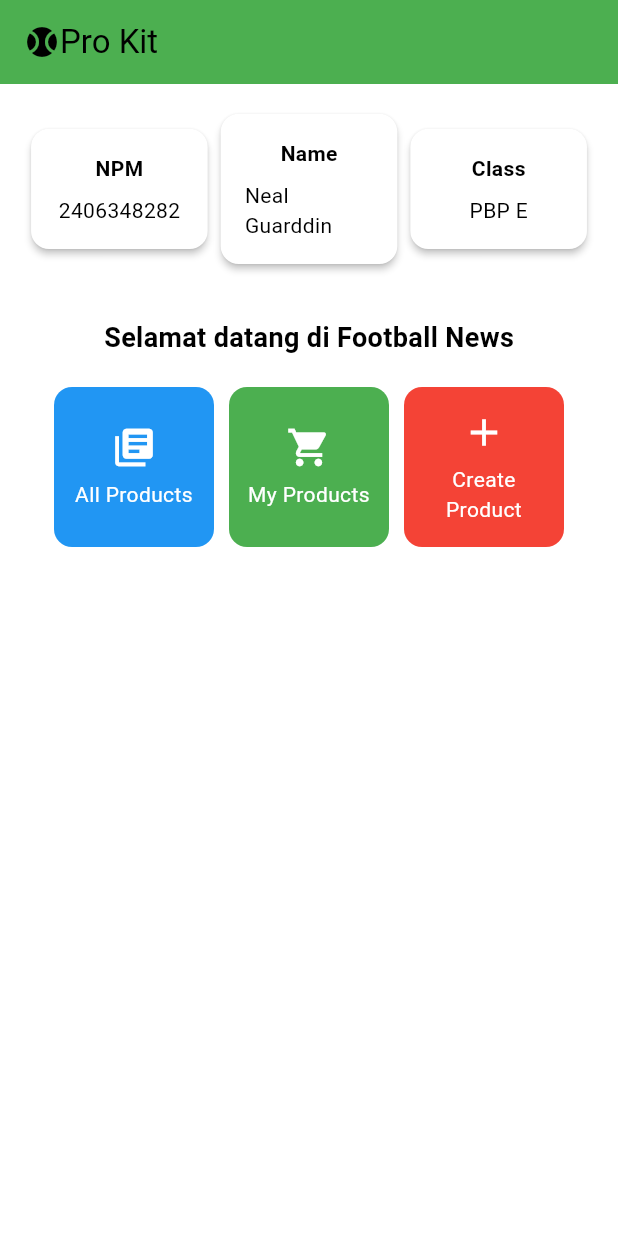
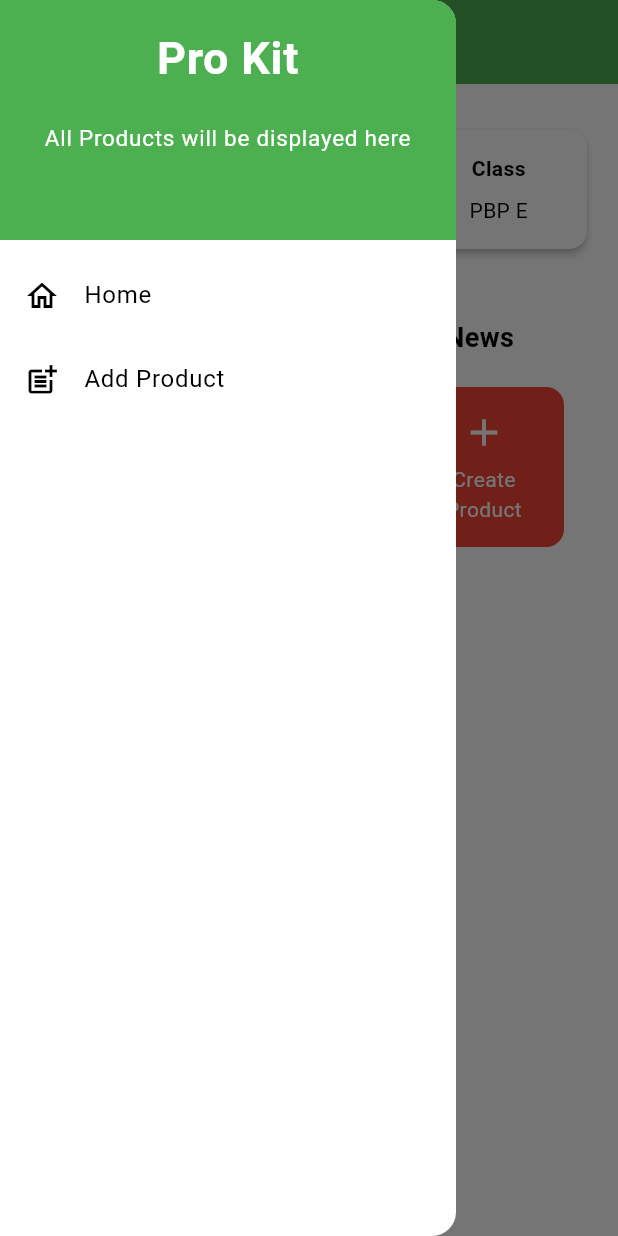
Before and after one commit to CerebrumCoder/pro-kit-mobile, a Flutter app: the screen it shows after launch, with the side drawer open (before the commit the screen has no drawer), on a phone screen of 412 x 824 dp. Run offline on Flutter 3.47's test engine with Material 3 defaults, Android fonts, the phone set to English and light mode, and no system bars.

Commit message:
Tugas 8 Selesai

```diff
--- a/lib/main.dart
+++ b/lib/main.dart
@@ -1,9 +1,11 @@
 import 'package:flutter/material.dart';
+import 'package:pro_kit/screen/base.dart';
 
 void main() {
   runApp(const ProKitApp());
 }
 
+// Ini hanya run BasePage sebagai home page dari aplikasi Pro Kit.
 class ProKitApp extends StatelessWidget {
   const ProKitApp({super.key});
 
@@ -21,184 +23,3 @@ class ProKitApp extends StatelessWidget {
     );
   }
 }
-
-class BasePage extends StatelessWidget {
-  BasePage({super.key});
-
-  final String nama = "Neal Guarddin";
-  final String npm = "2406348282";
-  final String kelas = "PBP E";
-
-  final List<ItemHomepage> items = [
-    ItemHomepage("All Products", Icons.my_library_books, Colors.blue),
-    ItemHomepage("My Products", Icons.shopping_cart, Colors.green),
-    ItemHomepage("Create Product", Icons.add, Colors.red),
-  ];
-
-  @override
-  Widget build(BuildContext context) {
-    return Scaffold(
-      appBar: AppBar(
-        title: Row(
-          children: [
-            Icon(Icons.sports_baseball_rounded),
-            Text("Pro Kit")
-          ],
-        ),
-
-        backgroundColor: Theme.of(context).colorScheme.primary,
-      ),
-      body: Padding(
-        padding: const EdgeInsets.all(16.0),
-        child: Column(
-          crossAxisAlignment: CrossAxisAlignment.center,
-          children: [
-            Row(
-              mainAxisAlignment: MainAxisAlignment.spaceEvenly,
-              children: [
-                InfoCard(title: 'NPM', content: npm),
-                InfoCard(title: 'Name', content: nama),
-                InfoCard(title: 'Class', content: kelas),
-              ],
-            ),
-
-            // Memberikan jarak vertikal 16 unit.
-            const SizedBox(height: 16.0),
-            // Menempatkan widget berikutnya di tengah halaman.
-            Center(
-              child: Column(
-                // Menyusun teks dan grid item secara vertikal.
-
-                children: [
-                  // Menampilkan teks sambutan dengan gaya tebal dan ukuran 18.
-                  const Padding(
-                    padding: EdgeInsets.only(top: 16.0),
-                    child: Text(
-                      'Selamat datang di Football News',
-                      style: TextStyle(
-                        fontWeight: FontWeight.bold,
-                        fontSize: 18.0,
-                      ),
-                    ),
-                  ),
-
-                  // Grid untuk menampilkan ItemCard dalam bentuk grid 3 kolom.
-                  GridView.count(
-                    primary: true,
-                    padding: const EdgeInsets.all(20),
-                    crossAxisSpacing: 10,
-                    mainAxisSpacing: 10,
-                    crossAxisCount: 3,
-                    // Agar grid menyesuaikan tinggi kontennya.
-                    shrinkWrap: true,
-
-                    // Menampilkan ItemCard untuk setiap item dalam list items.
-                    children: items.map((ItemHomepage item) {
-                      return ItemCard(item);
-                    }).toList(),
-                  ),
-                ],
-              ),
-            ),
-
-          ],
-        ),
-      ),
-    );
-  }
-}
-
-class InfoCard extends StatelessWidget {
-  // Kartu informasi yang menampilkan title dan content.
-
-  final String title;  // Judul kartu.
-  final String content;  // Isi kartu.
-
-  const InfoCard({super.key, required this.title, required this.content});
-
-  @override
-  Widget build(BuildContext context) {
-    return Card(
-      // Membuat kotak kartu dengan bayangan dibawahnya.
-      elevation: 2.0,
-      child: Container(
-        // Mengatur ukuran dan jarak di dalam kartu.
-        width: MediaQuery.of(context).size.width / 3.5, // menyesuaikan dengan lebar device yang digunakan.
-        padding: const EdgeInsets.all(16.0),
-        // Menyusun title dan content secara vertikal.
-        child: Column(
-          children: [
-            Text(
-              title,
-              style: const TextStyle(fontWeight: FontWeight.bold),
-            ),
-            const SizedBox(height: 8.0),
-            Text(content),
-          ],
-        ),
-      ),
-    );
-  }
-}
-
-class ItemHomepage {
- final String name;
- final IconData icon;
- final Color color;
-
- ItemHomepage(this.name, this.icon, this.color);
-}
-
-class ItemCard extends StatelessWidget {
-  // Menampilkan kartu dengan ikon dan nama.
-
-  final ItemHomepage item;
-
-  const ItemCard(this.item, {super.key});
-
-  @override
-  Widget build(BuildContext context) {
-    return Material(
-      // Menentukan warna latar belakang dari tema aplikasi.
-      color: item.color,
-      // Membuat sudut kartu melengkung.
-      borderRadius: BorderRadius.circular(12),
-
-      child: InkWell(
-        // Aksi ketika kartu ditekan.
-        onTap: () {
-          // Menampilkan pesan SnackBar saat kartu ditekan.
-          ScaffoldMessenger.of(context)
-            ..hideCurrentSnackBar()
-            ..showSnackBar(
-              SnackBar(content: Text("Kamu telah menekan tombol ${item.name}!"))
-            );
-        },
-        // Container untuk menyimpan Icon dan Text
-        child: Container(
-          padding: const EdgeInsets.all(8),
-          child: Center(
-            child: Column(
-              // Menyusun ikon dan teks di tengah kartu.
-              mainAxisAlignment: MainAxisAlignment.center,
-              children: [
-                Icon(
-                  item.icon,
-                  color: Colors.white,
-                  size: 30.0,
-                ),
-                const Padding(padding: EdgeInsets.all(3)),
-                Text(
-                  item.name,
-                  textAlign: TextAlign.center,
-                  style: const TextStyle(color: Colors.white),
-                ),
-              ],
-            ),
-          ),
-        ),
-      ),
-    );
-  }
-
-}
--- /dev/null
+++ b/lib/screen/base.dart
@@ -0,0 +1,227 @@
+import 'package:flutter/material.dart';
+import 'package:pro_kit/widgets/prokit_drawer.dart';
+import 'package:pro_kit/screen/create_product.dart';
+
+
+// Ini adalah halaman dasar (base page) dari aplikasi Pro Kit.
+class BasePage extends StatelessWidget {
+  BasePage({super.key});
+
+  final String nama = "Neal Guarddin";
+  final String npm = "2406348282";
+  final String kelas = "PBP E";
+
+  final List<ItemHomepage> items = [
+    ItemHomepage("All Products", Icons.my_library_books, Colors.blue),
+    ItemHomepage("My Products", Icons.shopping_cart, Colors.green),
+    ItemHomepage("Create Product", Icons.add, Colors.red),
+  ];
+
+  @override
+  Widget build(BuildContext context) {
+    return Scaffold(
+      // === APPBAR ===
+      appBar: AppBar(
+        title: Text("Pro Kit"),
+        backgroundColor: Theme.of(context).colorScheme.primary,
+      ),
+
+      // === DRAWER ===
+      drawer: const ProKitDrawer(),
+
+      // === BODY ===
+      body: Padding(
+        padding: const EdgeInsets.all(16.0),
+        child: Column(
+          crossAxisAlignment: CrossAxisAlignment.center,
+          children: [
+            Row(
+              mainAxisAlignment: MainAxisAlignment.spaceEvenly,
+              children: [
+                InfoCard(title: 'NPM', content: npm),
+                InfoCard(title: 'Name', content: nama),
+                InfoCard(title: 'Class', content: kelas),
+              ],
+            ),
+
+            // Memberikan jarak vertikal 16 unit.
+            const SizedBox(height: 16.0),
+            // Menempatkan widget berikutnya di tengah halaman.
+            Center(
+              child: Column(
+                // Menyusun teks dan grid item secara vertikal.
+
+                children: [
+                  // Menampilkan teks sambutan dengan gaya tebal dan ukuran 18.
+                  const Padding(
+                    padding: EdgeInsets.only(top: 16.0),
+                    child: Text(
+                      'Selamat datang di Football News',
+                      style: TextStyle(
+                        fontWeight: FontWeight.bold,
+                        fontSize: 18.0,
+                      ),
+                    ),
+                  ),
+
+                  // Grid untuk menampilkan ItemCard dalam bentuk grid 3 kolom.
+                  GridView.count(
+                    primary: true,
+                    padding: const EdgeInsets.all(20),
+                    crossAxisSpacing: 10,
+                    mainAxisSpacing: 10,
+                    crossAxisCount: 3,
+                    // Agar grid menyesuaikan tinggi kontennya.
+                    shrinkWrap: true,
+
+                    // Menampilkan ItemCard untuk setiap item dalam list items.
+                    children: items.map((ItemHomepage item) {
+                      return ItemCard(item);
+                    }).toList(),
+                  ),
+                ],
+              ),
+            ),
+
+          ],
+        ),
+      ),
+    );
+  }
+}
+
+class InfoCard extends StatelessWidget {
+  // Kartu informasi yang menampilkan title dan content.
+
+  final String title;  // Judul kartu.
+  final String content;  // Isi kartu.
+
+  const InfoCard({super.key, required this.title, required this.content});
+
+  @override
+  Widget build(BuildContext context) {
+    return Card(
+      // Membuat kotak kartu dengan bayangan dibawahnya.
+      elevation: 2.0,
+      child: Container(
+        // Mengatur ukuran dan jarak di dalam kartu.
+        width: MediaQuery.of(context).size.width / 3.5, // menyesuaikan dengan lebar device yang digunakan.
+        padding: const EdgeInsets.all(16.0),
+        // Menyusun title dan content secara vertikal.
+        child: Column(
+          children: [
+            Text(
+              title,
+              style: const TextStyle(fontWeight: FontWeight.bold),
+            ),
+            const SizedBox(height: 8.0),
+            Text(content),
+          ],
+        ),
+      ),
+    );
+  }
+}
+
+
+
+class ItemHomepage {
+ final String name;
+ final IconData icon;
+ final Color color;
+
+ ItemHomepage(this.name, this.icon, this.color);
+}
+
+class ItemCard extends StatelessWidget {
+  // Menampilkan kartu dengan ikon dan nama.
+
+  final ItemHomepage item;
+
+  const ItemCard(this.item, {super.key});
+
+  @override
+  Widget build(BuildContext context) {
+    return Material(
+      // Menentukan warna latar belakang dari tema aplikasi.
+      color: item.color,
+      // Membuat sudut kartu melengkung.
+      borderRadius: BorderRadius.circular(12),
+
+      child: InkWell(
+        // Aksi ketika kartu ditekan.
+        onTap: () async {
+          // Navigate to CreateProduct page for the Create Product tile.
+          if (item.name == "Create Product") {
+            final result = await Navigator.of(context).push(
+              MaterialPageRoute(builder: (_) => const CreateProduct()),
+            );
+            // Jika ada hasil (map produk) tampilkan pop-up berisi detail produk
+            if (result != null && result is Map) {
+              showDialog(
+                context: context,
+                builder: (context) {
+                  return AlertDialog(
+                    title: const Text('Product Created'),
+                    content: SingleChildScrollView(
+                      child: ListBody(
+                        children: [
+                          Text('Name: ${result['name']}'),
+                          Text('Price: Rp ${result['price']}'),
+                          Text('Category: ${result['category']}'),
+                          Text('Description: ${result['description']}'),
+                          Text('Product Views: ${result['productViews']}'),
+                          Text('Stock: ${result['stock']}'),
+                          Text('Rating: ${result['rating']}'),
+                          if (result['thumbnail'] != null)
+                            Text('Thumbnail: ${result['thumbnail']}'),
+                        ],
+                      ),
+                    ),
+                    actions: [
+                      TextButton(
+                        onPressed: () => Navigator.of(context).pop(),
+                        child: const Text('OK'),
+                      ),
+                    ],
+                  );
+                },
+              );
+            }
+            return;
+          }
+          // Menampilkan pesan SnackBar saat kartu ditekan.
+          ScaffoldMessenger.of(context)
+            ..hideCurrentSnackBar()
+            ..showSnackBar(
+              SnackBar(content: Text("Kamu telah menekan tombol ${item.name}!"))
+            );
+        },
+        // Container untuk menyimpan Icon dan Text
+        child: Container(
+          padding: const EdgeInsets.all(8),
+          child: Center(
+            child: Column(
+              // Menyusun ikon dan teks di tengah kartu.
+              mainAxisAlignment: MainAxisAlignment.center,
+              children: [
+                Icon(
+                  item.icon,
+                  color: Colors.white,
+                  size: 30.0,
+                ),
+                const Padding(padding: EdgeInsets.all(3)),
+                Text(
+                  item.name,
+                  textAlign: TextAlign.center,
+                  style: const TextStyle(color: Colors.white),
+                ),
+              ],
+            ),
+          ),
+        ),
+      ),
+    );
+  }
+
+}
--- /dev/null
+++ b/lib/widgets/prokit_drawer.dart
@@ -0,0 +1,63 @@
+import 'package:flutter/material.dart';
+import 'package:pro_kit/screen/create_product.dart';
+
+class ProKitDrawer extends StatelessWidget {
+  const ProKitDrawer({super.key});
+
+  @override
+  Widget build(BuildContext context) {
+    return Drawer(
+      child: ListView(
+        children: [
+          DrawerHeader(
+            decoration: BoxDecoration(
+              color: Theme.of(context).colorScheme.primary,
+            ),
+            child: Column(
+              children: [
+                Text(
+                  "Pro Kit",
+                  textAlign: TextAlign.center,
+                  style: TextStyle(
+                    fontSize: 30,
+                    fontWeight: FontWeight.bold,
+                    color: Colors.white,
+                  ),
+                ),
+
+                Padding(padding: EdgeInsets.all(10)),
+
+                Text(
+                  "All Products will be displayed here",
+                  textAlign: TextAlign.center,
+                  style: TextStyle(
+                    fontSize: 15,
+                    color: Colors.white,
+                    fontWeight: FontWeight.normal,
+                  ),
+                )
+
+              ],
+            ),
+          ),
+
+          ListTile(
+            leading: const Icon(Icons.home_outlined),
+            title: const Text("Home"),
+            onTap: () {
+              Navigator.pop(context);
+            },
+          ),
+
+          ListTile(
+            leading: const Icon(Icons.post_add),
+            title: const Text('Add Product'),
+            onTap: () {
+              Navigator.push(context, MaterialPageRoute(builder: (_) => const CreateProduct()));
+            },
+          )
+        ],
+      ),
+    );
+  }
+}
```
Also changed, not shown: lib/screen/create_product.dart (added, +259 -0 lines), lib/widgets/prokit_card.dart (added), 1 other file.
